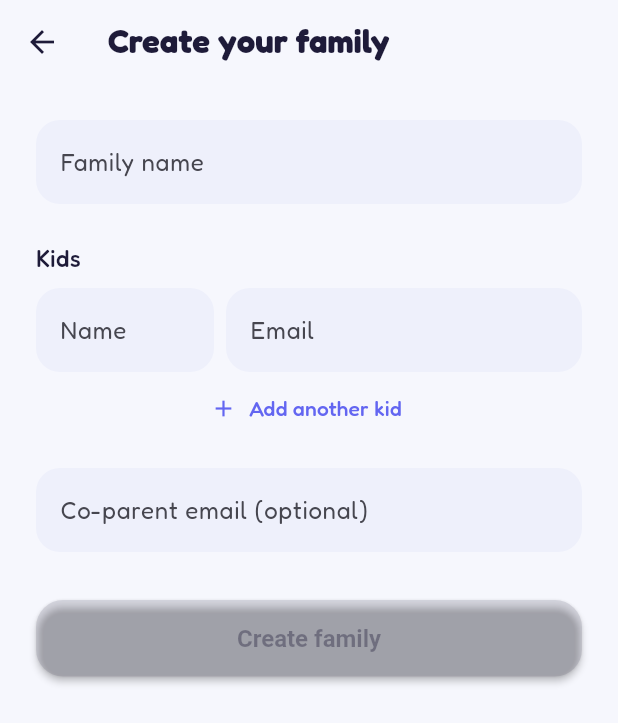
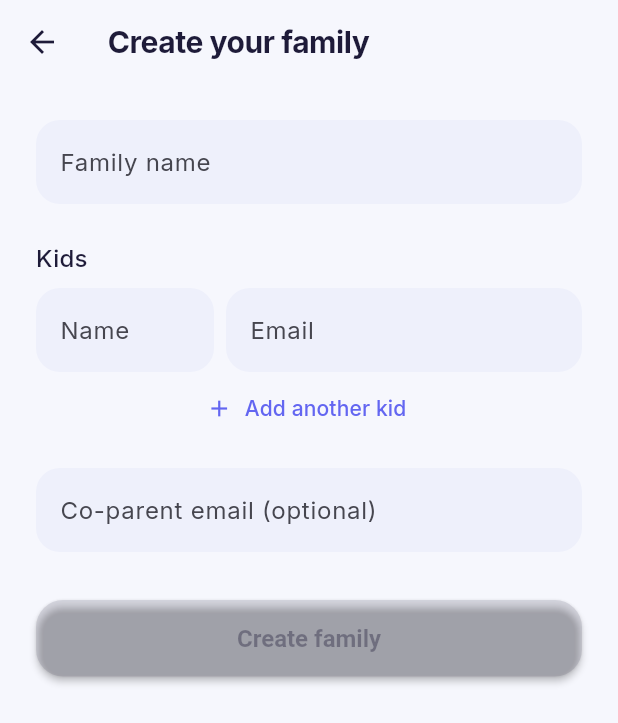
Before and after one commit to eculeus/bank-of-mom-and-dad, a Flutter app: the screen it shows once a user with an empty profile is signed in, after a tap on "🧑‍🚀", on a phone screen of 412 x 824 dp. Shown: the top 723 px of the screen. Run offline on Flutter 3.47's test engine with Material 3 defaults, Android fonts, the phone set to English and light mode, and no system bars; our stand-ins replace cloud_firestore, cloud_functions, firebase_auth, firebase_core, firebase_messaging, flutter_riverpod and 3 more; accounts and stored records are empty; network calls fail; statements that could not run were skipped.

Commit message:
design: switch to Inter (professional/bank-like), group history by month
Replaces the playful Fredoka font with Inter throughout; adds bank-statement
style month headers (August 2026, ...) to the kid and parent transaction
histories with friendlier per-row dates. Crisper $ app icon glyph.

Co-Authored-By: Claude Fable 5 <noreply@anthropic.com>

```diff
--- a/lib/core/theme.dart
+++ b/lib/core/theme.dart
@@ -35,7 +35,7 @@ ThemeData buildBankTheme() {
     onSurface: kBrandInk,
   );
   final base = ThemeData(useMaterial3: true, colorScheme: scheme);
-  final textTheme = GoogleFonts.fredokaTextTheme(base.textTheme).apply(
+  final textTheme = GoogleFonts.interTextTheme(base.textTheme).apply(
     bodyColor: kBrandInk,
     displayColor: kBrandInk,
   );
@@ -49,8 +49,8 @@ ThemeData buildBankTheme() {
       elevation: 0,
       scrolledUnderElevation: 0,
       centerTitle: false,
-      titleTextStyle: GoogleFonts.fredoka(
-          color: kBrandInk, fontSize: 22, fontWeight: FontWeight.w700),
+      titleTextStyle: GoogleFonts.inter(
+          color: kBrandInk, fontSize: 20, fontWeight: FontWeight.w700, letterSpacing: -0.3),
     ),
     cardTheme: CardThemeData(
       color: Colors.white,
--- a/lib/features/auth/sign_in_screen.dart
+++ b/lib/features/auth/sign_in_screen.dart
@@ -62,8 +62,8 @@ class _SignInScreenState extends ConsumerState<SignInScreen> {
                       ),
                       child: Center(
                         child: Text('\$',
-                            style: GoogleFonts.fredoka(
-                                color: Colors.white, fontSize: 58, fontWeight: FontWeight.w700)),
+                            style: GoogleFonts.inter(
+                                color: Colors.white, fontSize: 56, fontWeight: FontWeight.w800)),
                       ),
                     ),
                   ),
```
Also changed, not shown: lib/core/money.dart (+9 -0 lines), lib/features/kid/kid_home_screen.dart (+8 -4 lines), lib/features/parent/kid_detail_screen.dart (+10 -10 lines), lib/widgets/month_header.dart (added, +46 -0 lines), assets/icon/app_icon_square.png, 26 other files.
